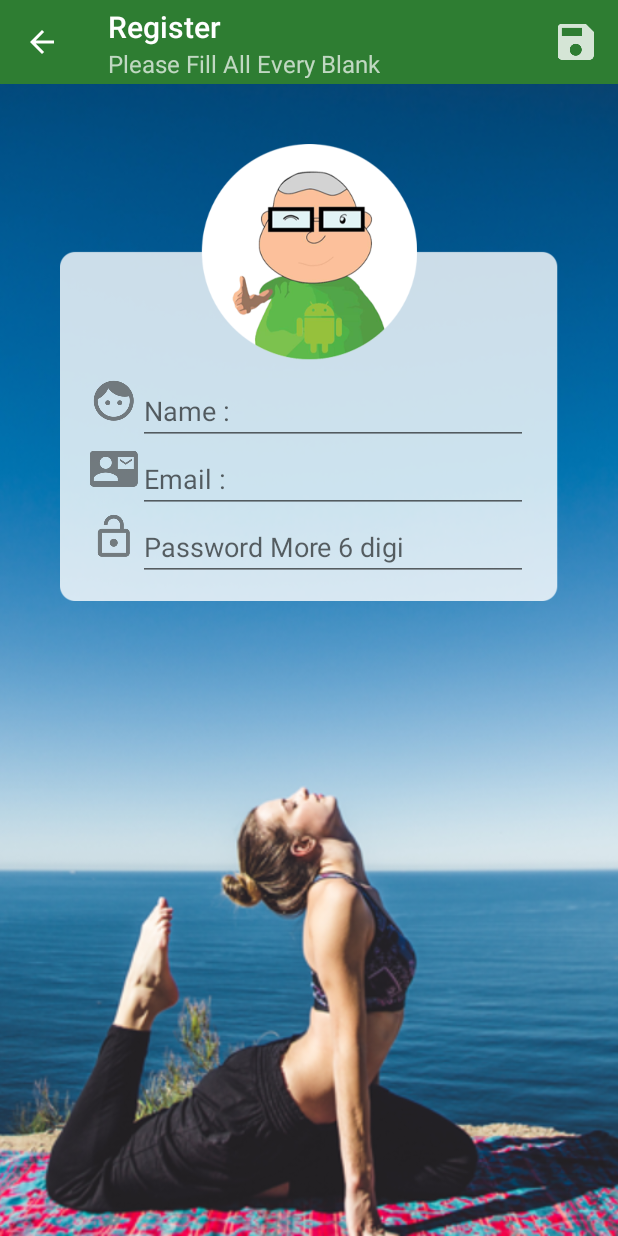
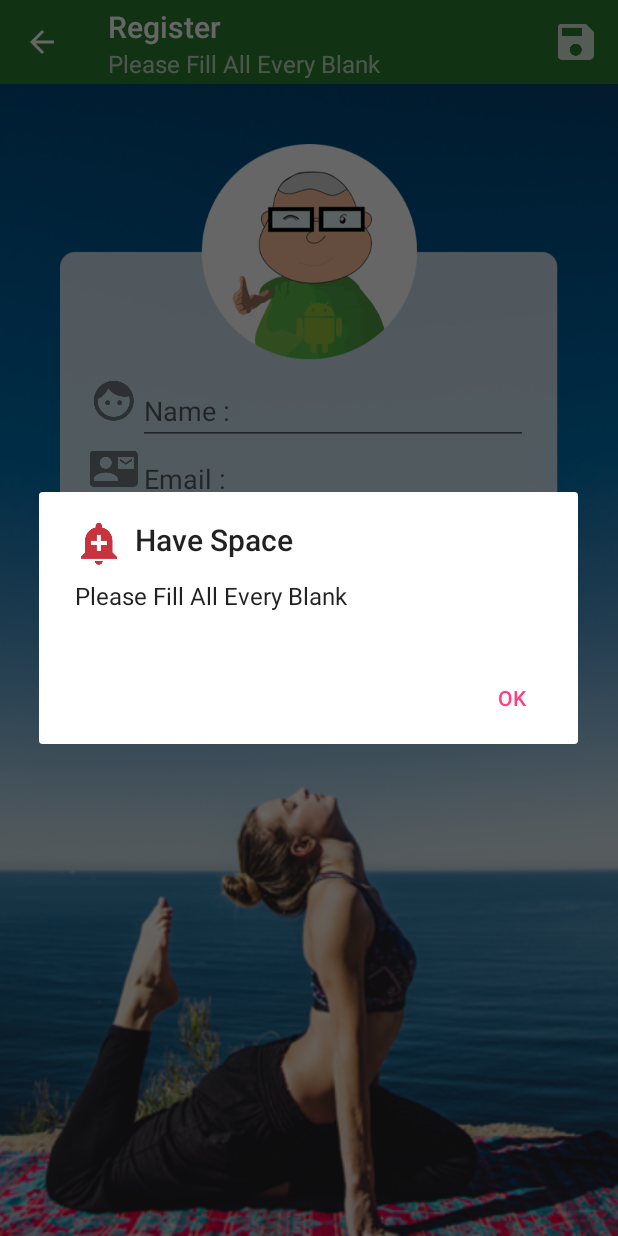
Before and after one commit to masterUNG/FirebaseUNG, an Android app: the fragment RegisterFragment placed in its activity, after a tap on "Save", on a phone screen of 412 x 824 dp. Run offline under Robolectric (Android 15) with nearby library versions, the phone set to English and light mode, and no system bars.

Commit message:
Check Space Success

```diff
--- a/app/src/main/java/androidthai/in/th/firebaseung/fragment/RegisterFragment.java
+++ b/app/src/main/java/androidthai/in/th/firebaseung/fragment/RegisterFragment.java
@@ -15,6 +15,7 @@ import android.widget.EditText;
 
 import androidthai.in.th.firebaseung.MainActivity;
 import androidthai.in.th.firebaseung.R;
+import androidthai.in.th.firebaseung.utility.MyAlertDialog;
 
 /**
  * Created by masterung on 25/11/2017 AD.
@@ -65,6 +66,17 @@ public class RegisterFragment extends Fragment {
         emailString = emailEditText.getText().toString().trim();
         passwordString = passwordEditText.getText().toString().trim();
 
+//        Check Space
+        if (nameString.isEmpty() || emailString.isEmpty() || passwordString.isEmpty()) {
+//            Have Space
+            MyAlertDialog myAlertDialog = new MyAlertDialog(getActivity());
+            myAlertDialog.myNormalDialog("Have Space",
+                    getString(R.string.sub_register));
+
+        } else {
+//            No Space
+
+        }
 
     }   // checkSpace
 
```
